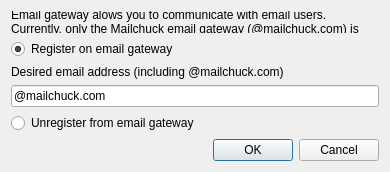
Bitmessage/PyBitmessage, file src/bitmessageqt/emailgateway.ui: the form before one commit.
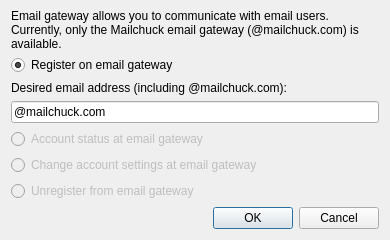
The form after the commit.

Commit message: Moved EmailGatewayDialog (with both usage) into dialogs module

What changed in the file:
```diff
--- a/src/bitmessageqt/emailgateway.ui
+++ b/src/bitmessageqt/emailgateway.ui
@@ -7,20 +7,20 @@
     <x>0</x>
     <y>0</y>
     <width>386</width>
-    <height>172</height>
+    <height>240</height>
    </rect>
   </property>
   <property name="windowTitle">
    <string>Email gateway</string>
   </property>
   <layout class="QGridLayout" name="gridLayout">
-   <item row="4" column="0">
+   <item row="3" column="0">
     <widget class="QLabel" name="label_2">
      <property name="enabled">
       <bool>true</bool>
      </property>
      <property name="text">
-      <string>Desired email address (including @mailchuck.com)</string>
+      <string>Desired email address (including @mailchuck.com):</string>
      </property>
     </widget>
    </item>
@@ -50,8 +50,8 @@
      </property>
     </widget>
    </item>
-   <item row="6" column="0">
-    <widget class="QLineEdit" name="lineEditEmailAddress">
+   <item row="4" column="0">
+    <widget class="QLineEdit" name="lineEditEmail">
      <property name="enabled">
       <bool>true</bool>
      </property>
@@ -63,15 +63,44 @@
    <item row="0" column="0">
     <widget class="QLabel" name="label">
      <property name="text">
-      <string>Email gateway alows you to communicate with email users. Currently, only the Mailchuck email gateway (@mailchuck.com) is available.</string>
+      <string>Email gateway allows you to communicate with email users. Currently, only the Mailchuck email gateway (@mailchuck.com) is available.</string>
      </property>
      <property name="wordWrap">
       <bool>true</bool>
      </property>
     </widget>
    </item>
+   <item row="5" column="0">
+    <widget class="QRadioButton" name="radioButtonStatus">
+     <property name="enabled">
+      <bool>false</bool>
+     </property>
+     <property name="text">
+      <string>Account status at email gateway</string>
+     </property>
+     <property name="checked">
+      <bool>false</bool>
+     </property>
+    </widget>
+   </item>
+   <item row="6" column="0">
+    <widget class="QRadioButton" name="radioButtonSettings">
+     <property name="enabled">
+      <bool>false</bool>
+     </property>
+     <property name="text">
+      <string>Change account settings at email gateway</string>
+     </property>
+     <property name="checked">
+      <bool>false</bool>
+     </property>
+    </widget>
+   </item>
    <item row="7" column="0">
     <widget class="QRadioButton" name="radioButtonUnregister">
+     <property name="enabled">
+      <bool>false</bool>
+     </property>
      <property name="text">
       <string>Unregister from email gateway</string>
      </property>
```
Left out of the diff: 44 changed lines with no effect on the pictures. The commit also changes 3 other files.
